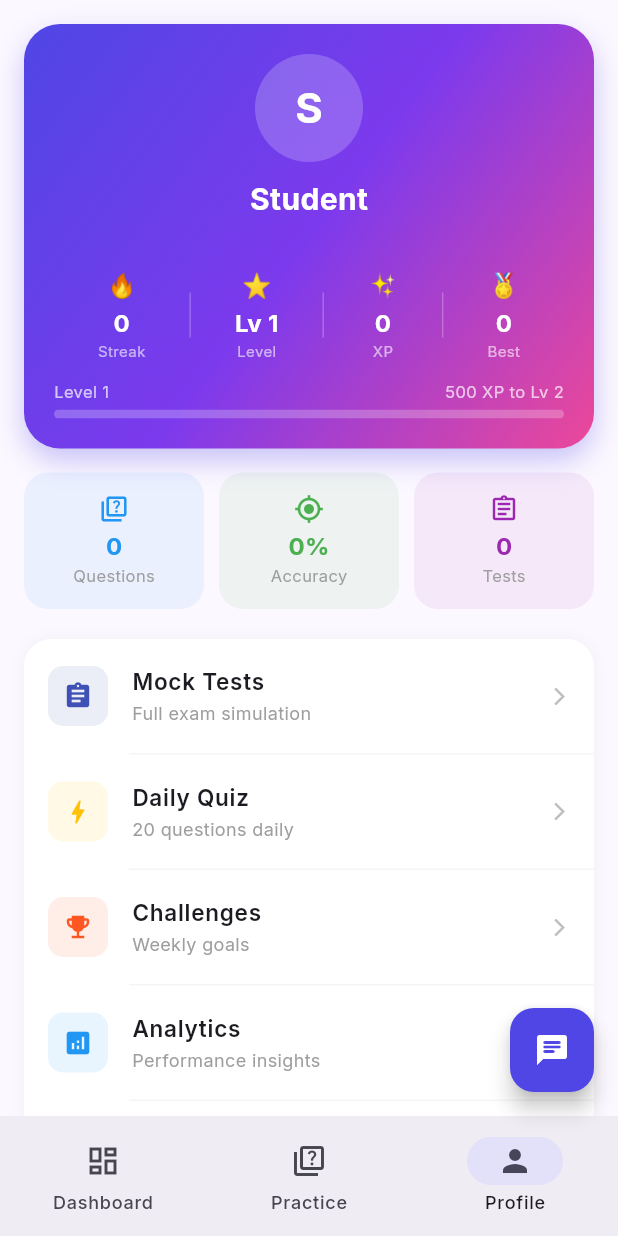
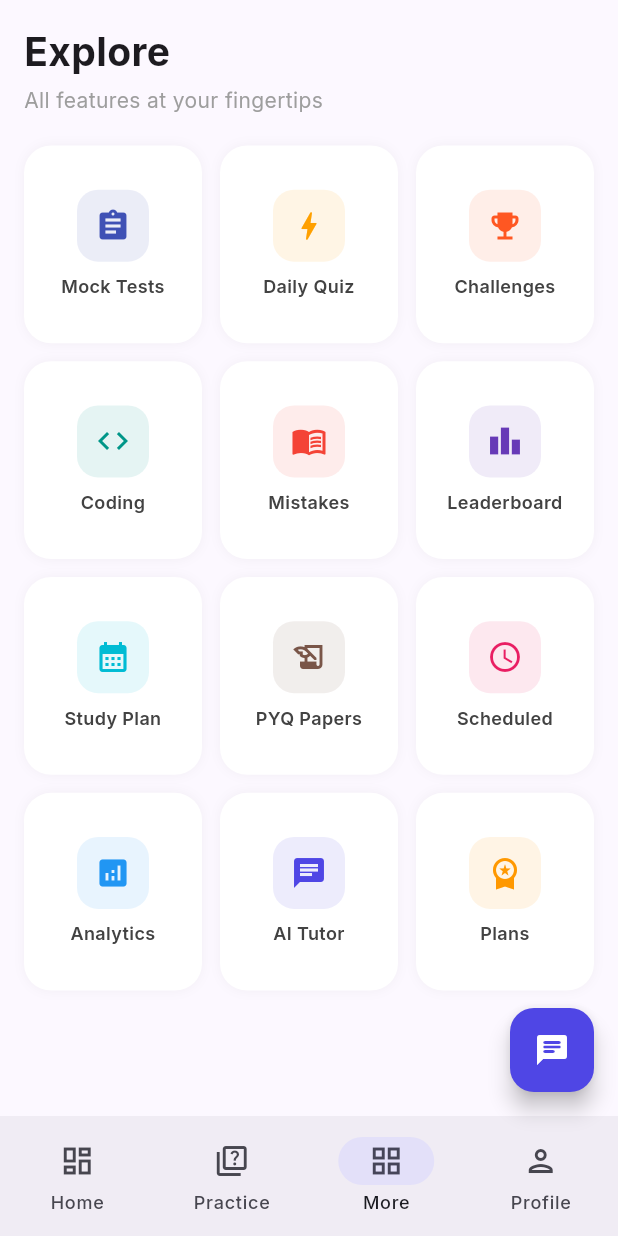
Before and after one commit to VenkyJallella/Exam-Prep, a Flutter app: the HomeScreen screen opened by its route, item 3 of the bottom bar chosen, on a phone screen of 412 x 824 dp. Run offline on Flutter 3.47's test engine with Material 3 defaults, Android fonts, the phone set to English and light mode, and no system bars; our stand-ins replace flutter_secure_storage, google_fonts; accounts and stored records are empty; network calls fail.

Commit message:
feat: reorganize mobile nav — add More tab, clean up Profile
Bottom nav: Home | Practice | More | Profile (4 tabs)

More tab (new): 12 feature icons in 3-column grid
- Mock Tests, Daily Quiz, Challenges, Coding, Mistakes, Leaderboard,
  Study Plan, PYQ Papers, Scheduled, Analytics, AI Tutor, Plans

Profile (cleaned): only profile-related items
- Analytics, Subscription, AI Tutor + stats + logout

Features removed from Profile menu moved to More tab for easy access

Co-Authored-By: Claude Opus 4.6 <noreply@anthropic.com>

```diff
--- a/mobile/lib/screens/home_screen.dart
+++ b/mobile/lib/screens/home_screen.dart
@@ -59,6 +59,7 @@ class _HomeScreenState extends State<HomeScreen> {
       body: [
         _buildDashboard(user),
         _buildPractice(),
+        _buildMore(),
         _buildProfile(user),
       ][_currentIndex],
       floatingActionButton: FloatingActionButton(
@@ -70,8 +71,9 @@ class _HomeScreenState extends State<HomeScreen> {
         selectedIndex: _currentIndex,
         onDestinationSelected: (i) => setState(() => _currentIndex = i),
         destinations: const [
-          NavigationDestination(icon: Icon(Icons.dashboard_outlined), selectedIcon: Icon(Icons.dashboard), label: 'Dashboard'),
+          NavigationDestination(icon: Icon(Icons.dashboard_outlined), selectedIcon: Icon(Icons.dashboard), label: 'Home'),
           NavigationDestination(icon: Icon(Icons.quiz_outlined), selectedIcon: Icon(Icons.quiz), label: 'Practice'),
+          NavigationDestination(icon: Icon(Icons.grid_view_outlined), selectedIcon: Icon(Icons.grid_view), label: 'More'),
           NavigationDestination(icon: Icon(Icons.person_outlined), selectedIcon: Icon(Icons.person), label: 'Profile'),
         ],
       ),
@@ -176,6 +178,55 @@ class _HomeScreenState extends State<HomeScreen> {
     return const PracticeTab();
   }
 
+  Widget _buildMore() {
+    return SafeArea(
+      child: SingleChildScrollView(
+        padding: const EdgeInsets.all(16),
+        child: Column(crossAxisAlignment: CrossAxisAlignment.start, children: [
+          const Text('Explore', style: TextStyle(fontSize: 26, fontWeight: FontWeight.bold)),
+          const SizedBox(height: 4),
+          Text('All features at your fingertips', style: TextStyle(color: Colors.grey[500], fontSize: 14)),
+          const SizedBox(height: 20),
+
+          // Grid of features
+          GridView.count(
+            shrinkWrap: true, physics: const NeverScrollableScrollPhysics(),
+            crossAxisCount: 3, crossAxisSpacing: 12, mainAxisSpacing: 12, childAspectRatio: 0.9,
+            children: [
+              _moreItem(Icons.assignment, 'Mock Tests', Colors.indigo, () => Navigator.push(context, MaterialPageRoute(builder: (_) => const MockTestsScreen()))),
+              _moreItem(Icons.bolt, 'Daily Quiz', Colors.amber[700]!, () => Navigator.push(context, MaterialPageRoute(builder: (_) => const DailyQuizScreen()))),
+              _moreItem(Icons.emoji_events, 'Challenges', Colors.deepOrange, () => Navigator.push(context, MaterialPageRoute(builder: (_) => const ChallengesScreen()))),
+              _moreItem(Icons.code, 'Coding', Colors.teal, () => Navigator.push(context, MaterialPageRoute(builder: (_) => const CodingScreen()))),
+              _moreItem(Icons.menu_book, 'Mistakes', Colors.red, () => Navigator.push(context, MaterialPageRoute(builder: (_) => const MistakesScreen()))),
+              _moreItem(Icons.leaderboard, 'Leaderboard', Colors.deepPurple, () => Navigator.push(context, MaterialPageRoute(builder: (_) => const LeaderboardScreen()))),
+              _moreItem(Icons.calendar_month, 'Study Plan', Colors.cyan, () => Navigator.push(context, MaterialPageRoute(builder: (_) => const StudyPlannerScreen()))),
+              _moreItem(Icons.history_edu, 'PYQ Papers', Colors.brown, () => Navigator.push(context, MaterialPageRoute(builder: (_) => const PYQScreen()))),
+              _moreItem(Icons.schedule, 'Scheduled', Colors.pink, () => Navigator.push(context, MaterialPageRoute(builder: (_) => const ScheduledTestsScreen()))),
+              _moreItem(Icons.analytics, 'Analytics', Colors.blue, () => Navigator.push(context, MaterialPageRoute(builder: (_) => const AnalyticsScreen()))),
+              _moreItem(Icons.chat, 'AI Tutor', const Color(0xFF4F46E5), () => Navigator.push(context, MaterialPageRoute(builder: (_) => const ChatbotScreen()))),
+              _moreItem(Icons.workspace_premium, 'Plans', Colors.orange, () => Navigator.push(context, MaterialPageRoute(builder: (_) => const SubscriptionScreen()))),
+            ],
+          ),
+        ]),
+      ),
+    );
+  }
+
+  Widget _moreItem(IconData icon, String label, Color color, VoidCallback onTap) {
+    return GestureDetector(
+      onTap: onTap,
+      child: Container(
+        decoration: BoxDecoration(color: Colors.white, borderRadius: BorderRadius.circular(18), boxShadow: [BoxShadow(color: Colors.black.withOpacity(0.04), blurRadius: 6)]),
+        child: Column(mainAxisAlignment: MainAxisAlignment.center, children: [
+          Container(width: 48, height: 48, decoration: BoxDecoration(color: color.withOpacity(0.1), borderRadius: BorderRadius.circular(14)),
+            child: Icon(icon, color: color, size: 24)),
+          const SizedBox(height: 8),
+          Text(label, style: TextStyle(fontSize: 12, fontWeight: FontWeight.w600, color: Colors.grey[800]), textAlign: TextAlign.center),
+        ]),
+      ),
+    );
+  }
+
   Widget _buildProfile(Map<String, dynamic>? user) {
     final name = user?['full_name'] ?? 'Student';
     final email = user?['email'] ?? '';
@@ -239,33 +290,15 @@ class _HomeScreenState extends State<HomeScreen> {
           ]),
           const SizedBox(height: 20),
 
-          // Menu items
+          // Profile-only menu
           Container(
             decoration: BoxDecoration(color: Colors.white, borderRadius: BorderRadius.circular(18), boxShadow: [BoxShadow(color: Colors.black.withOpacity(0.04), blurRadius: 8)]),
             child: Column(children: [
-              _profileMenuTile(Icons.assignment, 'Mock Tests', 'Full exam simulation', Colors.indigo, () => Navigator.push(context, MaterialPageRoute(builder: (_) => const MockTestsScreen()))),
-              _divider(),
-              _profileMenuTile(Icons.bolt, 'Daily Quiz', '20 questions daily', Colors.amber, () => Navigator.push(context, MaterialPageRoute(builder: (_) => const DailyQuizScreen()))),
-              _divider(),
-              _profileMenuTile(Icons.emoji_events, 'Challenges', 'Weekly goals', Colors.deepOrange, () => Navigator.push(context, MaterialPageRoute(builder: (_) => const ChallengesScreen()))),
-              _divider(),
               _profileMenuTile(Icons.analytics, 'Analytics', 'Performance insights', Colors.blue, () => Navigator.push(context, MaterialPageRoute(builder: (_) => const AnalyticsScreen()))),
               _divider(),
-              _profileMenuTile(Icons.menu_book, 'Mistake Book', 'Review mistakes', Colors.red, () => Navigator.push(context, MaterialPageRoute(builder: (_) => const MistakesScreen()))),
-              _divider(),
-              _profileMenuTile(Icons.leaderboard, 'Leaderboard', 'Compete with peers', Colors.deepPurple, () => Navigator.push(context, MaterialPageRoute(builder: (_) => const LeaderboardScreen()))),
-              _divider(),
-              _profileMenuTile(Icons.code, 'Coding', 'Solve problems', Colors.teal, () => Navigator.push(context, MaterialPageRoute(builder: (_) => const CodingScreen()))),
-              _divider(),
-              _profileMenuTile(Icons.calendar_month, 'Study Planner', 'Weekly schedule', Colors.cyan, () => Navigator.push(context, MaterialPageRoute(builder: (_) => const StudyPlannerScreen()))),
-              _divider(),
-              _profileMenuTile(Icons.history_edu, 'PYQ Papers', 'Previous year Qs', Colors.brown, () => Navigator.push(context, MaterialPageRoute(builder: (_) => const PYQScreen()))),
-              _divider(),
-              _profileMenuTile(Icons.schedule, 'Scheduled Tests', 'Join live tests', Colors.pink, () => Navigator.push(context, MaterialPageRoute(builder: (_) => const ScheduledTestsScreen()))),
+              _profileMenuTile(Icons.workspace_premium, 'Subscription', 'Manage plan', Colors.orange, () => Navigator.push(context, MaterialPageRoute(builder: (_) => const SubscriptionScreen()))),
               _divider(),
               _profileMenuTile(Icons.chat, 'AI Tutor', 'Ask anything', const Color(0xFF4F46E5), () => Navigator.push(context, MaterialPageRoute(builder: (_) => const ChatbotScreen()))),
-              _divider(),
-              _profileMenuTile(Icons.workspace_premium, 'Subscription', 'Manage plan', Colors.orange, () => Navigator.push(context, MaterialPageRoute(builder: (_) => const SubscriptionScreen()))),
             ]),
           ),
           const SizedBox(height: 16),
```
